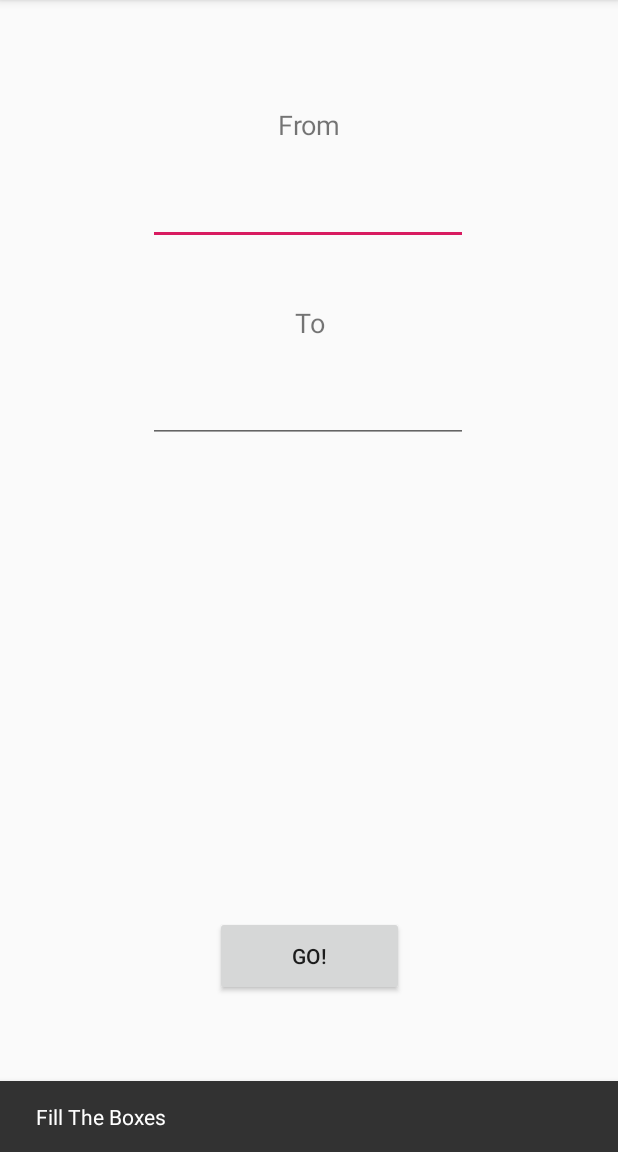
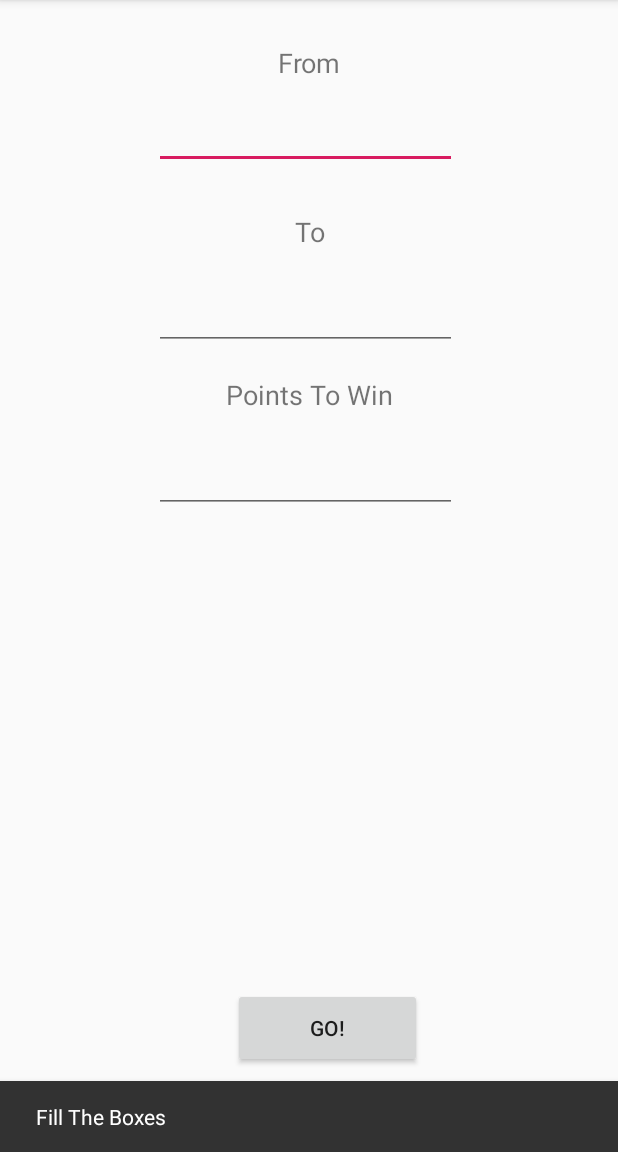
Before and after one commit to hovgrigor/504words, an Android app: the Lesson screen opened directly, with no data from a screen before it, after a tap on "GO!", on a phone screen of 412 x 824 dp, the part 84-1236 px from its top. Run offline under Robolectric (Android 15) with nearby library versions, the phone set to English and light mode, and no system bars; 3 statements that could not run were skipped.

Commit message:
Working version(no design)

```diff
--- a/app/src/main/java/com/example/rustam/a504words/Lesson.java
+++ b/app/src/main/java/com/example/rustam/a504words/Lesson.java
@@ -16,7 +16,9 @@ public class Lesson extends AppCompatActivity {
     private Button go;
     private TextView from;
     private TextView to;
+    private TextView ptw;
     static ArrayList<String> array;
+    static int ptw_n;
 
     @Override
     protected void onCreate(Bundle savedInstanceState) {
@@ -26,7 +28,7 @@ public class Lesson extends AppCompatActivity {
         go = findViewById(R.id.b_go);
         from = findViewById(R.id.t_from);
         to = findViewById(R.id.t_to);
-
+        ptw = findViewById(R.id.ptw);
 
 
         go.setOnClickListener(new View.OnClickListener() {
@@ -34,8 +36,9 @@ public class Lesson extends AppCompatActivity {
             public void onClick(View v) {
                 int n_from = Integer.valueOf(from.getText().toString());
                 int n_to = Integer.valueOf(to.getText().toString());
+                int temp = Integer.valueOf(ptw.getText().toString());
                 System.out.println("From: " + n_from + "   " + "To: " + n_to);
-                if(from.getText().toString().isEmpty() || to.getText().toString().isEmpty()) {
+                if(from.getText().toString().isEmpty() || to.getText().toString().isEmpty()|| ptw.getText().toString().isEmpty()) {
                     Snackbar.make(v, "Fill The Boxes", Snackbar.LENGTH_LONG)
                             .setAction("Action", null).show();
                 }else if(n_from == 0 || n_to == 0){
@@ -47,7 +50,11 @@ public class Lesson extends AppCompatActivity {
                 }else if(n_to < n_from){
                     Snackbar.make(v, "To Should Be Bigger Than From", Snackbar.LENGTH_LONG)
                             .setAction("Action", null).show();
+                }else if(temp <= 0){
+                    Snackbar.make(v, "Points To Win Should Be Bigger Than 0", Snackbar.LENGTH_LONG)
+                            .setAction("Action", null).show();
                 }else {
+                    ptw_n = temp;
                     Intent myIntent = new Intent(Lesson.this, Started.class);
                     array = new ArrayList<>(new Words(n_from, n_to).getwords());
                     startActivity(myIntent);
--- a/app/src/main/java/com/example/rustam/a504words/Started.java
+++ b/app/src/main/java/com/example/rustam/a504words/Started.java
@@ -11,6 +11,7 @@ import android.widget.Button;
 import android.widget.TextView;
 
 import static com.example.rustam.a504words.Lesson.array;
+import static com.example.rustam.a504words.Lesson.ptw_n;
 
 public class Started extends AppCompatActivity {
     private Button start;
@@ -66,7 +67,7 @@ public class Started extends AppCompatActivity {
         f_team.setText(points_t1 + "");
         s_team.setText(points_t2 + "");
 
-        if(points_t1 >= 1){
+        if(points_t1 >= ptw_n){
             new AlertDialog.Builder(this)
                     .setMessage("First Team Wins!!!")
                     .setCancelable(false)
@@ -79,7 +80,7 @@ public class Started extends AppCompatActivity {
                             startActivity(intent);
                         }
                     }).show();
-        }else if(points_t2 >= 30){
+        }else if(points_t2 >= ptw_n){
             new AlertDialog.Builder(this)
                     .setMessage("Second Team Wins!!!")
                     .setCancelable(false)
--- a/app/src/main/res/layout/activity_lesson.xml
+++ b/app/src/main/res/layout/activity_lesson.xml
@@ -12,7 +12,7 @@
         android:layout_height="27dp"
         android:layout_marginStart="128dp"
         android:layout_marginLeft="128dp"
-        android:layout_marginTop="69dp"
+        android:layout_marginTop="28dp"
         android:layout_marginEnd="128dp"
         android:layout_marginRight="128dp"
         android:gravity="center"
@@ -28,7 +28,7 @@
         android:layout_height="27dp"
         android:layout_marginStart="128dp"
         android:layout_marginLeft="128dp"
-        android:layout_marginTop="38dp"
+        android:layout_marginTop="28dp"
         android:layout_marginEnd="128dp"
         android:layout_marginRight="128dp"
         android:gravity="center"
@@ -46,42 +46,82 @@
         android:layout_marginLeft="129dp"
         android:layout_marginEnd="129dp"
         android:layout_marginRight="129dp"
-        android:layout_marginBottom="104dp"
+        android:layout_marginBottom="56dp"
         android:text="Go!"
         app:layout_constraintBottom_toBottomOf="parent"
         app:layout_constraintEnd_toEndOf="parent"
+        app:layout_constraintHorizontal_bias="0.958"
         app:layout_constraintStart_toStartOf="parent" />
 
     <EditText
         android:id="@+id/t_from"
-        android:layout_width="wrap_content"
-        android:layout_height="wrap_content"
+        android:layout_width="202dp"
+        android:layout_height="41dp"
         android:layout_marginStart="84dp"
         android:layout_marginLeft="84dp"
-        android:layout_marginTop="21dp"
+        android:layout_marginTop="16dp"
         android:layout_marginEnd="85dp"
         android:layout_marginRight="85dp"
         android:ems="10"
         android:gravity="center"
         android:inputType="number"
         app:layout_constraintEnd_toEndOf="parent"
+        app:layout_constraintHorizontal_bias="0.454"
         app:layout_constraintStart_toStartOf="parent"
         app:layout_constraintTop_toBottomOf="@+id/textView2" />
 
     <EditText
         android:id="@+id/t_to"
-        android:layout_width="wrap_content"
-        android:layout_height="wrap_content"
+        android:layout_width="202dp"
+        android:layout_height="41dp"
         android:layout_marginStart="84dp"
         android:layout_marginLeft="84dp"
-        android:layout_marginTop="21dp"
+        android:layout_marginTop="24dp"
         android:layout_marginEnd="85dp"
         android:layout_marginRight="85dp"
         android:ems="10"
         android:gravity="center"
         android:inputType="number"
         app:layout_constraintEnd_toEndOf="parent"
+        app:layout_constraintHorizontal_bias="0.454"
         app:layout_constraintStart_toStartOf="parent"
         app:layout_constraintTop_toBottomOf="@+id/textView3" />
 
+    <EditText
+        android:id="@+id/ptw"
+        android:layout_width="202dp"
+        android:layout_height="41dp"
+        android:layout_marginStart="84dp"
+        android:layout_marginLeft="84dp"
+        android:layout_marginTop="24dp"
+        android:layout_marginEnd="85dp"
+        android:layout_marginRight="85dp"
+        android:layout_marginBottom="36dp"
+        android:ems="10"
+        android:gravity="center"
+        android:inputType="number"
+        app:layout_constraintBottom_toTopOf="@+id/b_go"
+        app:layout_constraintEnd_toEndOf="parent"
+        app:layout_constraintHorizontal_bias="0.454"
+        app:layout_constraintStart_toStartOf="parent"
+        app:layout_constraintTop_toBottomOf="@+id/text"
+        app:layout_constraintVertical_bias="0.0" />
+
+    <TextView
+        android:id="@+id/text"
+        android:layout_width="128dp"
+        android:layout_height="27dp"
+        android:layout_marginStart="128dp"
+        android:layout_marginLeft="128dp"
+        android:layout_marginTop="16dp"
+        android:layout_marginEnd="128dp"
+        android:layout_marginRight="128dp"
+        android:gravity="center"
+        android:text="Points To Win"
+        android:textAllCaps="false"
+        android:textSize="18sp"
+        app:layout_constraintEnd_toEndOf="parent"
+        app:layout_constraintStart_toStartOf="parent"
+        app:layout_constraintTop_toBottomOf="@+id/t_to" />
+
 </android.support.constraint.ConstraintLayout>
```
Also changed, not shown: 92 other files.
